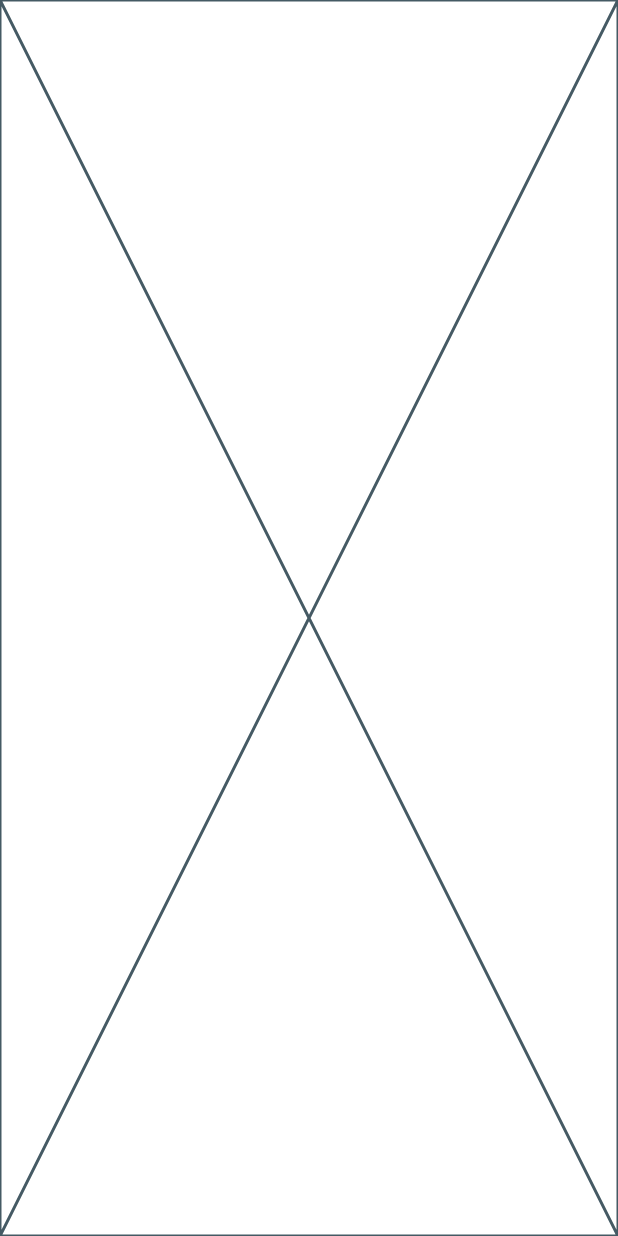
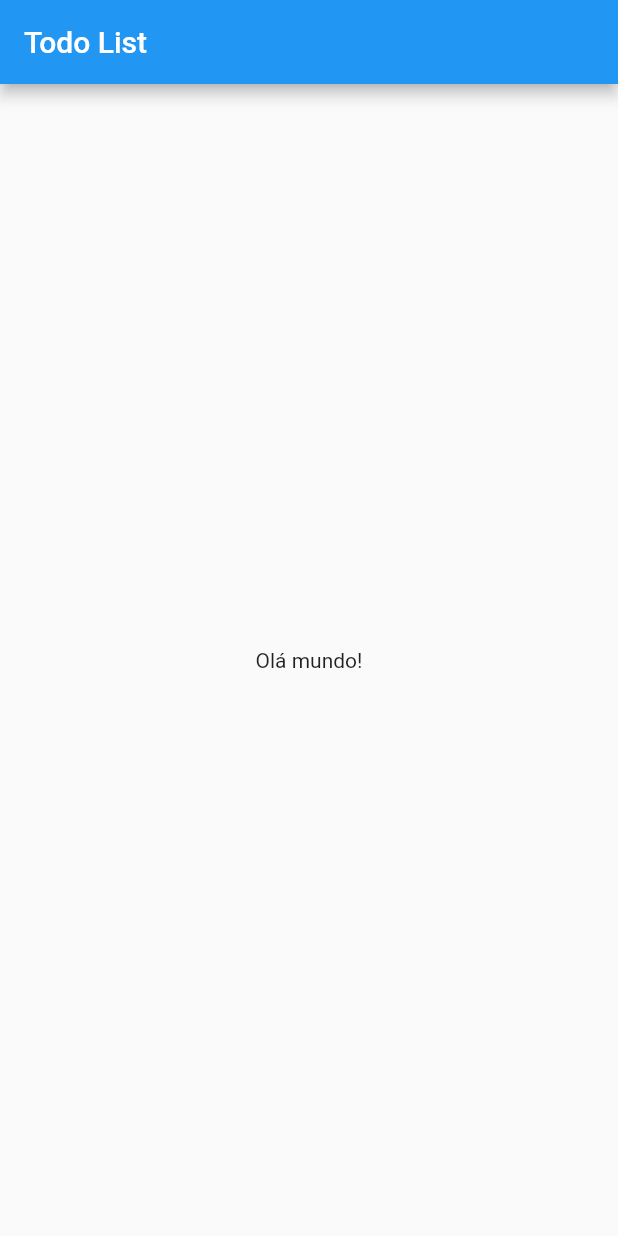
Before and after one commit to claylton/to_do_list, a Flutter app: the screen it shows after launch, on a phone screen of 412 x 824 dp. Run offline on Flutter 3.47's test engine with Material 2 defaults, Android fonts, the phone set to English and light mode, and no system bars.

Commit message:
Refactor: Write "Olá mundo" in home page

```diff
--- a/lib/main.dart
+++ b/lib/main.dart
@@ -25,6 +25,13 @@ class HomePage extends StatelessWidget {
 
   @override
   Widget build(BuildContext context) {
-    return const Placeholder();
+    return Scaffold(
+      appBar: AppBar(
+        title: const Text('Todo List'),
+      ),
+      body: const Center(
+        child: Text('Olá mundo!'),
+      ),
+    );
   }
 }
```
